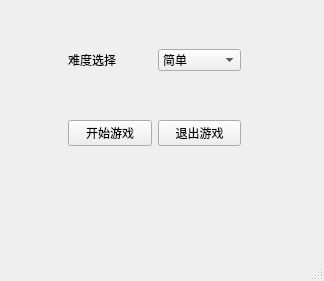
Old version of the form startwindow.ui in the repository qinghuanzjy/SnakeGame.
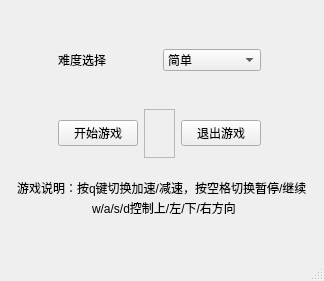
New version of the form.

Diff of the .ui file:
```diff
--- a/startwindow.ui
+++ b/startwindow.ui
@@ -14,12 +14,12 @@
    <string>MainWindow</string>
   </property>
   <widget class="QWidget" name="centralwidget">
-   <widget class="QWidget" name="">
+   <widget class="QWidget" name="layoutWidget">
     <property name="geometry">
      <rect>
-      <x>59</x>
+      <x>49</x>
       <y>26</y>
-      <width>191</width>
+      <width>221</width>
       <height>141</height>
      </rect>
     </property>
@@ -66,6 +66,16 @@
           </property>
          </widget>
         </item>
+        <item>
+         <widget class="QFrame" name="frame">
+          <property name="frameShape">
+           <enum>QFrame::Shape::StyledPanel</enum>
+          </property>
+          <property name="frameShadow">
+           <enum>QFrame::Shadow::Raised</enum>
+          </property>
+         </widget>
+        </item>
         <item>
          <widget class="QPushButton" name="pushButton_2">
           <property name="text">
@@ -78,6 +88,96 @@
      </item>
     </layout>
    </widget>
+   <widget class="QWidget" name="widget_3" native="true">
+    <property name="geometry">
+     <rect>
+      <x>-1</x>
+      <y>170</y>
+      <width>327</width>
+      <height>35</height>
+     </rect>
+    </property>
+    <layout class="QHBoxLayout" name="horizontalLayout_3">
+     <item>
+      <spacer name="horizontalSpacer">
+       <property name="orientation">
+        <enum>Qt::Orientation::Horizontal</enum>
+       </property>
+       <property name="sizeHint" stdset="0">
+        <size>
+         <width>40</width>
+         <height>20</height>
+        </size>
+       </property>
+      </spacer>
+     </item>
+     <item>
+      <widget class="QLabel" name="label_2">
+       <property name="text">
+        <string>游戏说明：按q键切换加速/减速，按空格切换暂停/继续</string>
+       </property>
+      </widget>
+     </item>
+     <item>
+      <spacer name="horizontalSpacer_2">
+       <property name="orientation">
+        <enum>Qt::Orientation::Horizontal</enum>
+       </property>
+       <property name="sizeHint" stdset="0">
+        <size>
+         <width>40</width>
+         <height>20</height>
+        </size>
+       </property>
+      </spacer>
+     </item>
+    </layout>
+   </widget>
+   <widget class="QWidget" name="widget_4" native="true">
+    <property name="geometry">
+     <rect>
+      <x>-7</x>
+      <y>190</y>
+      <width>341</width>
+      <height>35</height>
+     </rect>
+    </property>
+    <layout class="QHBoxLayout" name="horizontalLayout_4">
+     <item>
+      <spacer name="horizontalSpacer_3">
+       <property name="orientation">
+        <enum>Qt::Orientation::Horizontal</enum>
+       </property>
+       <property name="sizeHint" stdset="0">
+        <size>
+         <width>99</width>
+         <height>20</height>
+        </size>
+       </property>
+      </spacer>
+     </item>
+     <item>
+      <widget class="QLabel" name="label_3">
+       <property name="text">
+        <string>w/a/s/d控制上/左/下/右方向</string>
+       </property>
+      </widget>
+     </item>
+     <item>
+      <spacer name="horizontalSpacer_4">
+       <property name="orientation">
+        <enum>Qt::Orientation::Horizontal</enum>
+       </property>
+       <property name="sizeHint" stdset="0">
+        <size>
+         <width>98</width>
+         <height>20</height>
+        </size>
+       </property>
+      </spacer>
+     </item>
+    </layout>
+   </widget>
   </widget>
   <widget class="QMenuBar" name="menubar">
    <property name="geometry">
```
